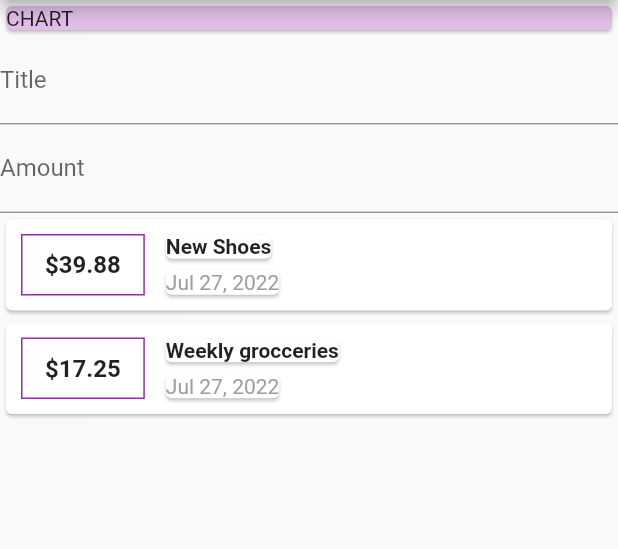
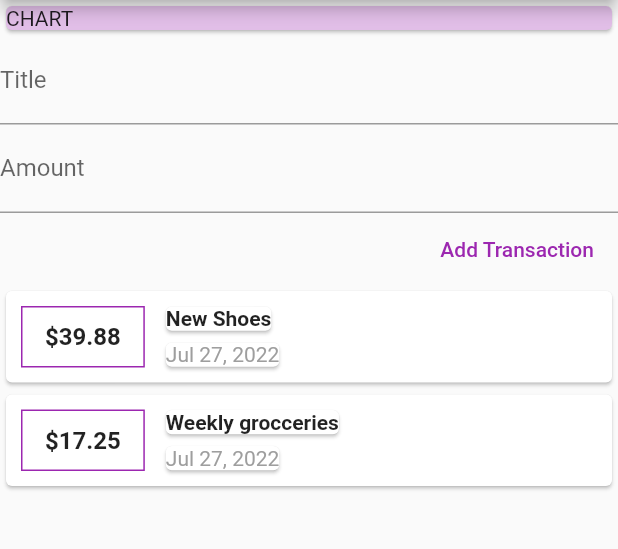
Before and after one commit to WinstonBrandon/Expenses-App, a Flutter app: the screen it shows after launch, on a phone screen of 412 x 824 dp, the part 84-633 px from its top. Run offline on Flutter 3.47's test engine with Material 2 defaults, Android fonts, the phone set to English and light mode, and no system bars.

Commit message:
added add transaction (flat)Button, moved it to the right of the screen

```diff
--- a/expenses_app/lib/main.dart
+++ b/expenses_app/lib/main.dart
@@ -47,6 +47,7 @@ class MyAppHomepage extends StatelessWidget {
             ),
           ),
           Column(
+            crossAxisAlignment: CrossAxisAlignment.end,
             children: [
               TextField(
                 decoration: InputDecoration(labelText: 'Title'),
@@ -54,6 +55,12 @@ class MyAppHomepage extends StatelessWidget {
               TextField(
                 decoration: InputDecoration(labelText: 'Amount'),
               ),
+              FlatButton(
+                  child: Text(
+                    'Add Transaction',
+                    style: TextStyle(color: Colors.purple),
+                  ),
+                  onPressed: () {}),
             ],
           ),
           Column(
```
